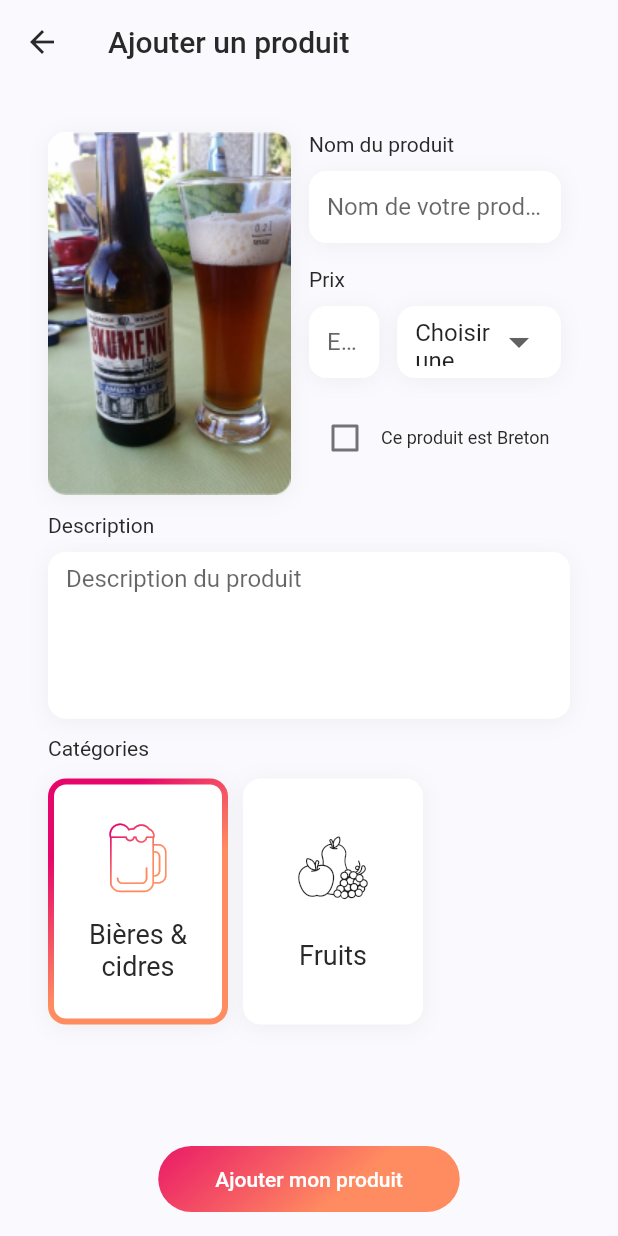
After one commit to Le-Chemin-du-Local/Application, a Flutter app: the ProductPage screen opened directly, after a tap on "Bières & cidres", on a phone screen of 412 x 824 dp. The commit adds this screen. Run offline on Flutter 3.47's test engine with Material 2 defaults, Android fonts, the light colour scheme and no system bars; our stand-ins replace flutter_riverpod.

Commit message:
🚧 Create UI for product page

```diff
--- /dev/null
+++ b/lib/core/widgets/gradient_icon.dart
@@ -0,0 +1,30 @@
+import 'package:flutter/material.dart';
+
+class GradientIcon extends StatelessWidget {
+  const GradientIcon(
+    this.icon, {
+    Key? key,
+    required this.gradient,
+    this.size = 24.0,
+  }) : super(key: key);
+
+  final IconData? icon;
+  final Gradient gradient;
+
+  final double size;
+
+  @override
+  Widget build(BuildContext context) {
+    return ShaderMask(
+      child: Icon(
+        icon,
+        size: size,
+        color: Colors.white,
+      ),
+      shaderCallback: (Rect bounds) {
+        final Rect rect = Rect.fromLTRB(0, 0, size, size);
+        return gradient.createShader(rect);
+      },
+    );
+  }
+}
--- a/lib/features/products/product.dart
+++ b/lib/features/products/product.dart
@@ -1,31 +1,42 @@
-import 'package:flutter/foundation.dart';
+import 'package:chemin_du_local/presentation/c_l_icons_icons.dart';
+import 'package:flutter/cupertino.dart';
+
+const Map<String, IconData> categoryIcon = {
+  "Bières & cidres": CLIcons.bierescidres,
+  "Fruits": CLIcons.fruits
+};
 
 @immutable
 class Product {
   const Product({
     required this.name,
-    required this.category,
+    required this.categories,
     required this.description,
     required this.price,
+    required this.isBreton,
   });
 
   final String name;
-  final String category;
   final String description;
 
+  final List<String> categories;
+
   final double price;
+  final bool isBreton;
 
   Product copyWith({
     String? name,
-    String? category,
     String? description,
+    List<String>? categories,
     double? price,
+    bool? isBreton,
   }) {
     return Product(
       name: name ?? this.name,
-      category: category ?? this.category,
+      categories: categories ?? this.categories,
       description: description ?? this.description,
       price: price ?? this.price,
+      isBreton: isBreton ?? this.isBreton,
     );
   }
 
@@ -35,15 +46,17 @@ class Product {
 
     return other is Product &&
       other.name == name &&
-      other.category == category &&
+      other.categories == categories &&
       other.description == description &&
-      other.price == price;
+      other.price == price &&
+      other.isBreton == isBreton;
   }
 
   @override
   int get hashCode => name.hashCode ^
-                      category.hashCode ^
+                      categories.hashCode ^
                       description.hashCode ^
-                      price.hashCode;
+                      price.hashCode ^
+                      isBreton.hashCode;
 
 }
--- /dev/null
+++ b/lib/features/products/product_page.dart
@@ -0,0 +1,233 @@
+import 'package:chemin_du_local/core/helpers/screen_helper.dart';
+import 'package:chemin_du_local/core/widgets/cl_card.dart';
+import 'package:chemin_du_local/core/widgets/cl_elevated_button.dart';
+import 'package:chemin_du_local/core/widgets/inputs/cl_checkbox.dart';
+import 'package:chemin_du_local/core/widgets/inputs/cl_dropdown.dart';
+import 'package:chemin_du_local/core/widgets/inputs/cl_text_input.dart';
+import 'package:chemin_du_local/features/products/product.dart';
+import 'package:chemin_du_local/features/products/widgets/product_categories_picker.dart';
+import 'package:flutter/material.dart';
+
+class ProductPage extends StatefulWidget {
+  const ProductPage({
+    Key? key,
+    this.product
+  }) : super(key: key);
+
+  final Product? product;
+
+  @override
+  State<ProductPage> createState() => _ProductPageState();
+}
+
+class _ProductPageState extends State<ProductPage> {
+  final GlobalKey<FormState> _formKey = GlobalKey<FormState>();
+
+  final TextEditingController _nameTextController = TextEditingController();
+  final TextEditingController _priceTextController = TextEditingController();
+  final TextEditingController _descriptionTextController = TextEditingController();
+
+  final List<String> _productCategories = [];
+
+  String _currentUnit = '';
+  bool _isBreton = false;
+
+  @override
+  void initState() {
+    super.initState();
+
+    if (widget.product != null) {
+      _nameTextController.text = widget.product!.name;
+      _priceTextController.text = widget.product!.price.toString();
+      _descriptionTextController.text = widget.product!.description;
+
+      _productCategories.addAll(widget.product!.categories);
+
+      _isBreton = widget.product!.isBreton;
+    }
+  }
+
+  @override
+  Widget build(BuildContext context) {
+    // We generate the content first beceause it's the
+    // same whatever is the screen size
+    final List<Widget> content = [
+      Flexible(
+        child: Form(
+          key: _formKey,
+          child: Column(
+            mainAxisSize: MainAxisSize.min,
+            crossAxisAlignment: CrossAxisAlignment.stretch,
+            children: [
+              // The detail row (with image, name, price, ...)
+              Flexible(
+                child: Row(
+                  crossAxisAlignment: CrossAxisAlignment.start,
+                  children: [
+                    // The image
+                    Flexible(
+                      child: ConstrainedBox(
+                        constraints: const BoxConstraints(maxWidth: 162),
+                        child: ClCard(
+                          padding: EdgeInsets.zero,
+                          child: Image.asset("assets/images/beer.png"),
+                        ),
+                      ),
+                    ),
+                    const SizedBox(width: 12,),
+                    Expanded(child: _buildBasicInfoColumn())
+                  ]
+                ),
+              ),
+              const SizedBox(height: 12,),
+              Flexible(
+                child: ClTextInput(
+                  controller: _descriptionTextController,
+                  labelText: "Description",
+                  hintText: "Description du produit",
+                  inputType: TextInputType.multiline,
+                  maxLines: 5,
+                  validator: (value) {
+                    if (value.isEmpty) return "Vous devez rentrer une description";
+
+                    return null;
+                  },
+                ),
+              ),
+              const SizedBox(height: 12,),
+              Flexible(
+                child: ProductCategoriesPicker(
+                  initialCategories: widget.product?.categories ?? [],
+                  onAddCategory: (category) => _productCategories.add(category),
+                  onRemoveCategory: (category) => _productCategories.remove(category),
+                ),
+              )
+            ],
+          ),
+        ),
+      )
+    ];
+
+    return Scaffold(
+      appBar: AppBar(
+        title: Text(widget.product != null ? "Modifier un produit" : "Ajouter un produit"),
+      ),
+      body: Stack(
+        children: [
+          Positioned.fill(
+            child: SingleChildScrollView(
+              child: Padding(
+                padding: const EdgeInsets.all(ScreenHelper.horizontalPadding),
+                child: LayoutBuilder(
+                  builder: (context, constraints) {
+                    if (constraints.maxWidth > ScreenHelper.breakpointPC) {
+                      return Row(
+                        children: content,
+                      );
+                    }
+
+                    return Column(
+                      mainAxisSize: MainAxisSize.min,
+                      crossAxisAlignment: CrossAxisAlignment.stretch,
+                      children: content,
+                    );
+                  },
+                ),
+              ),
+            ),
+          ),
+          Align(
+            alignment: Alignment.bottomCenter,
+            child: Padding(
+              padding: const EdgeInsets.only(bottom: 16.0),
+              child: ClElevatedButton(
+                onPressed: () {},
+                child: Text(widget.product == null ? "Ajouter mon produit" : "Modifier mon produit"),
+              ),
+            ),
+          )
+        ],
+      ),
+    );
+  }
+
+  Widget _buildBasicInfoColumn() {
+    return Column(
+      mainAxisSize: MainAxisSize.min,
+      crossAxisAlignment: CrossAxisAlignment.stretch,
+      children: [
+        // Product name
+        Flexible(
+          child: ClTextInput(
+            controller: _nameTextController,
+            labelText: "Nom du produit",
+            hintText: "Nom de votre produit",
+            validator: (value) {
+              if (value.isEmpty) return "Vous devez renseigner un nom";
+
+              return null;
+            },
+          ),
+        ),
+        const SizedBox(height: 16,),
+
+        // Product price with dropdown
+        Flexible(
+          child: Row(
+            crossAxisAlignment: CrossAxisAlignment.end,
+            children: [
+              Flexible(
+                flex: 3,
+                child: ClTextInput(
+                  controller: _priceTextController,
+                  labelText: "Prix",
+                  hintText: "Ex : 5,00",
+                  validator: (price) {
+                    if (int.tryParse(price) == null) return "Vous devez rentrer un nombre valide";
+
+                    return null;
+                  },
+                ),
+              ),
+              const SizedBox(width: 12,),
+              Flexible(
+                flex: 7,
+                child: ClDropdown<String>(
+                  currentValue: _currentUnit,
+                  items: const {
+                    "": "Choisir une unitée",
+                    "unit": "Unité",
+                    "gramme": "Gramme"
+                  },
+                  validator: (value) {
+                    if ((value ?? '').isEmpty) return "Vous devez choisir une unité.";
+
+                    return null;
+                  },
+                  onChanged: (newValue) {
+                    setState(() {
+                      _currentUnit = newValue ?? '';
+                    });
+                  },
+                ),
+              )
+            ],
+          )
+        ),
+        const SizedBox(height: 16,),
+
+        // The produit beton checkbox
+        ClCheckBox(
+          value: _isBreton,
+          text: "Ce produit est Breton",
+          onChanged: (value) {
+            setState(() {
+              _isBreton = value ?? false;
+            });
+          },
+        )
+      ],
+    );
+  }
+
+}
--- a/lib/features/products/products_controller.dart
+++ b/lib/features/products/products_controller.dart
@@ -17,11 +17,12 @@ class ProductsConstroller extends StateNotifier<ProductsState> {
     state = state.copyWith(products: const AsyncValue.loading());
 
     List<Product> productsToPut = const [
-      Product(name: "Bière blonde", category: "Brasserie", description: "Une super bière blonde", price: 12.0),
-      Product(name: "Bière ambrée", category: "Brasserie", description: "Une super bière ambrée", price: 10.24),
-      Product(name: "Carrotte", category: "Fruits", description: "Peut-être que je suis dans la mauvaise catégorie...", price: 2.16)
+      Product(name: "Bière blonde", categories: ["Bières & cidres"], description: "Une super bière blonde", price: 12.0, isBreton: true),
+      Product(name: "Bière ambrée", categories: ["Bières & cidres"], description: "Une super bière ambrée", price: 10.24, isBreton:  true),
+      Product(name: "Carrotte", categories: ["Fruits"], description: "Peut-être que je suis dans la mauvaise catégorie...", price: 2.16, isBreton: false)
     ];
 
     state = state.copyWith(products: AsyncValue.data(productsToPut));
   }
+
 }
--- a/lib/features/products/products_page.dart
+++ b/lib/features/products/products_page.dart
@@ -1,6 +1,6 @@
+import 'package:chemin_du_local/features/products/product_page.dart';
 import 'package:chemin_du_local/features/products/products_controller.dart';
 import 'package:chemin_du_local/features/products/widgets/product_card.dart';
-import 'package:flutter/cupertino.dart';
 import 'package:flutter/material.dart';
 import 'package:flutter_riverpod/flutter_riverpod.dart';
 
@@ -30,7 +30,16 @@ class ProductsPage extends ConsumerWidget {
           padding: const EdgeInsets.all(18),
           children: [
             for (final product in products)
-              ProductCard(product: product)
+              InkWell(
+                onTap: () async {
+                  await Navigator.of(context).push(
+                    MaterialPageRoute(
+                      builder: (context) => ProductPage(product: product,)
+                    )
+                  );
+                },
+                child: ProductCard(product: product)
+              )
           ],
         ),
         loading: () => const Center(child: CircularProgressIndicator(),),
--- a/lib/features/products/products_state.dart
+++ b/lib/features/products/products_state.dart
@@ -15,7 +15,9 @@ class ProductsState {
       final List<String> result = [];
 
       for (final product in products) {
-        if (!result.contains(product.category)) result.add(product.category);
+        for (final category in product.categories) {
+          if (!result.contains(category)) result.add(category);
+        }
       }
 
       return AsyncValue.data(result);
@@ -27,7 +29,7 @@ class ProductsState {
   AsyncValue<List<Product>> productsByCategory(String category) => products.when(
     data: (products) => AsyncValue.data([
       for (final product in products)
-        if (product.category == category)
+        if (product.categories.contains(category))
           product
     ]),
     loading: () => const AsyncValue.loading(),
--- /dev/null
+++ b/lib/features/products/widgets/picker_category_button.dart
@@ -0,0 +1,82 @@
+import 'package:chemin_du_local/core/widgets/cl_card.dart';
+import 'package:chemin_du_local/core/widgets/gradient_icon.dart';
+import 'package:chemin_du_local/features/products/product.dart';
+import 'package:chemin_du_local/theme/palette.dart';
+import 'package:flutter/material.dart';
+
+class PickerCategoryButton extends StatefulWidget {
+  const PickerCategoryButton({
+    Key? key,
+    required this.name,
+    required this.isSelected,
+    required this.onTap
+  }) : super(key: key);
+
+  final String name;
+
+  final bool isSelected;
+  final Function(bool) onTap;
+
+  @override
+  State<PickerCategoryButton> createState() => _PickerCategoryButtonState();
+}
+
+class _PickerCategoryButtonState extends State<PickerCategoryButton> {
+  bool _isSelected = false;
+
+  @override
+  void initState() {
+    super.initState();
+
+    _isSelected = widget.isSelected;
+  }
+
+  @override
+  void didUpdateWidget(covariant PickerCategoryButton oldWidget) {
+    super.didUpdateWidget(oldWidget);
+
+    _isSelected = widget.isSelected;
+  }
+
+  @override
+  Widget build(BuildContext context) {
+    const double width = 120;
+    const double height = 164;
+
+    return InkWell(
+      onTap: () {
+        setState(() {
+          _isSelected = !_isSelected;
+        });
+
+        widget.onTap(_isSelected);
+      },
+      child: ClCard(
+        padding: const EdgeInsets.all(4),
+        width: width,
+        height: height,
+        backgroundGradient: _isSelected ? Palette.gradientPrimary : null,
+        backgroundColor: _isSelected ? null : Theme.of(context).cardColor,
+        child: Container(
+          padding: const EdgeInsets.all(8.0),
+          decoration: BoxDecoration(
+            color: Theme.of(context).cardColor,
+            borderRadius: BorderRadius.circular(8)
+          ),
+          child: Column(
+            mainAxisSize: MainAxisSize.min,
+            mainAxisAlignment: MainAxisAlignment.spaceEvenly,
+            crossAxisAlignment: CrossAxisAlignment.center,
+            children: [
+              if (_isSelected)
+                GradientIcon(categoryIcon[widget.name], gradient: Palette.gradientPrimary, size: 48,)
+              else
+                Icon(categoryIcon[widget.name], size: 48,),
+              Text(widget.name, textAlign: TextAlign.center,)
+            ],
+          ),
+        ),
+      ),
+    );
+  }
+}
--- a/lib/features/products/widgets/product_card.dart
+++ b/lib/features/products/widgets/product_card.dart
@@ -1,6 +1,5 @@
 import 'package:chemin_du_local/core/widgets/cl_card.dart';
 import 'package:chemin_du_local/features/products/product.dart';
-import 'package:chemin_du_local/theme/palette.dart';
 import 'package:flutter/material.dart';
 
 class ProductCard extends StatelessWidget {
@@ -32,12 +31,13 @@ class ProductCard extends StatelessWidget {
           Flexible(child: Text(product.name, style: const TextStyle(fontWeight: FontWeight.bold),)),
           const SizedBox(height: 8.0,),
           // The flag if it's a breton product
-          Flexible(
-            child: Align(
-              alignment: Alignment.centerLeft,
-              child: Image.asset("assets/images/drapeau_breton.png")
+          if (product.isBreton)
+            Flexible(
+              child: Align(
+                alignment: Alignment.centerLeft,
+                child: Image.asset("assets/images/drapeau_breton.png")
+              )
             )
-          )
         ],
       ),
     );
--- /dev/null
+++ b/lib/features/products/widgets/product_categories_picker.dart
@@ -0,0 +1,43 @@
+import 'package:chemin_du_local/features/products/product.dart';
+import 'package:chemin_du_local/features/products/widgets/picker_category_button.dart';
+import 'package:flutter/material.dart';
+
+class ProductCategoriesPicker extends StatelessWidget {
+  const ProductCategoriesPicker({
+    Key? key,
+    required this.onRemoveCategory,
+    required this.onAddCategory,
+    required this.initialCategories
+  }) : super(key: key);
+
+  final Function(String) onRemoveCategory;
+  final Function(String) onAddCategory;
+
+  final List<String> initialCategories;
+
+  @override
+  Widget build(BuildContext context) {
+    return Column(
+      mainAxisSize: MainAxisSize.min,
+      crossAxisAlignment: CrossAxisAlignment.stretch,
+      children: [
+        const Text("Catégories", style: TextStyle(fontSize: 14)),
+        const SizedBox(height: 12,),
+        Flexible(
+          child: Wrap(
+            spacing: 10,
+            runSpacing: 10,
+            children: [
+              for (final category in categoryIcon.keys)
+                PickerCategoryButton(
+                  name: category,
+                  isSelected: initialCategories.contains(category),
+                  onTap: (isSelected) => isSelected ? onAddCategory(category) : onRemoveCategory(category)
+                )
+            ],
+          ),
+        )
+      ],
+    );
+  }
+}
--- a/lib/theme/palette.dart
+++ b/lib/theme/palette.dart
@@ -22,8 +22,12 @@ class Palette {
       Color(0xffe60669),
       Color(0xffff8c60)
     ],
+    stops: [
+      0.0,
+      0.61,
+    ],
     begin: Alignment(-1.0, 0.0),
     end: Alignment(1.0, 0.0),
-    transform: GradientRotation(math.pi / 4)
+    transform: GradientRotation(math.pi / 3.7)
   );
 }
```
